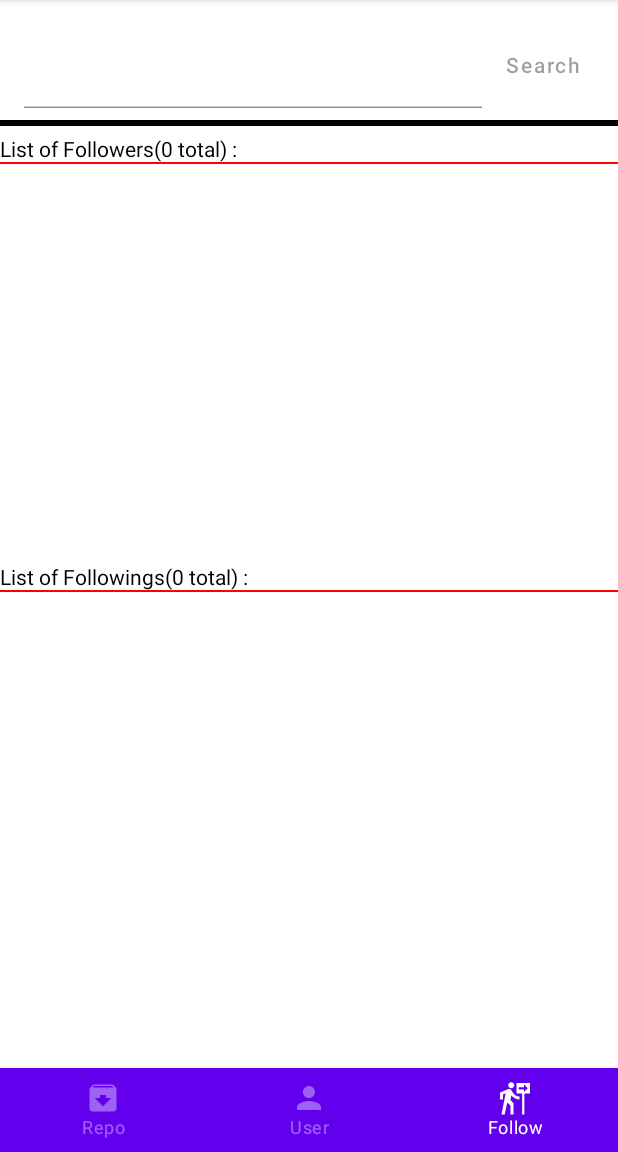
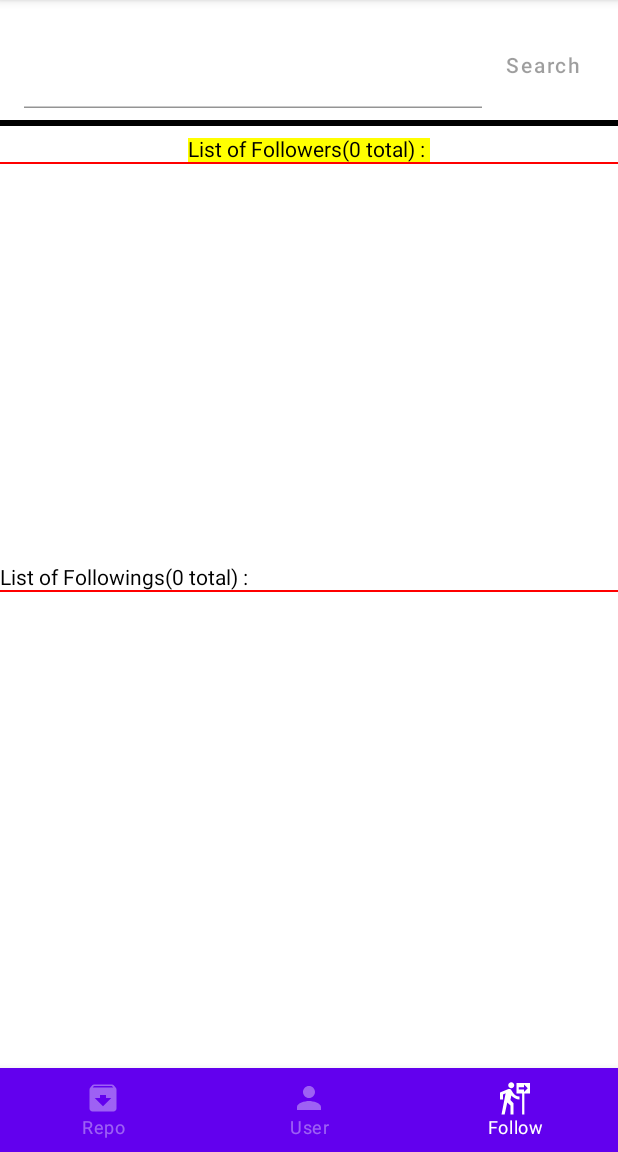
Before and after one commit to oiyio/GithubAndroid, an Android app built with Jetpack Compose: the SearchUserScreen screen opened through its navigation route, item 3 of the bottom bar chosen, on a phone screen of 412 x 824 dp, the part 84-1236 px from its top. Run offline under Robolectric (Android 15) with nearby library versions, the phone set to English and light mode, and no system bars; our stand-ins replace Dagger/Hilt's generated code, livedata-compose.

Commit message:
center text horizontally modifier

```diff
--- a/app/src/main/AndroidManifest.xml
+++ b/app/src/main/AndroidManifest.xml
@@ -2,9 +2,7 @@
 <manifest xmlns:android="http://schemas.android.com/apk/res/android"
     package="com.omeriyioz.github_android">
 
-    <uses-permission android:name="android.permission.ACCESS_NETWORK_STATE" />
     <uses-permission android:name="android.permission.INTERNET" />
-
 
     <application
         android:name="com.omeriyioz.github_android.GithubAndroidApp"
--- a/app/src/main/java/com/omeriyioz/github_android/features/SearchInputComponents.kt
+++ b/app/src/main/java/com/omeriyioz/github_android/features/SearchInputComponents.kt
@@ -1,8 +1,11 @@
 package com.omeriyioz.github_android.features
 
+import androidx.compose.foundation.background
 import androidx.compose.foundation.layout.Column
 import androidx.compose.foundation.layout.Row
+import androidx.compose.foundation.layout.fillMaxWidth
 import androidx.compose.foundation.layout.padding
+import androidx.compose.foundation.layout.wrapContentWidth
 import androidx.compose.foundation.shape.CircleShape
 import androidx.compose.foundation.text.KeyboardActions
 import androidx.compose.foundation.text.KeyboardOptions
@@ -20,6 +23,11 @@ import androidx.compose.ui.graphics.Color
 import androidx.compose.ui.platform.LocalSoftwareKeyboardController
 import androidx.compose.ui.text.input.ImeAction
 import androidx.compose.ui.unit.dp
+
+val centerTextHorizontallyModifier = Modifier
+    .fillMaxWidth()
+    .wrapContentWidth(Alignment.CenterHorizontally) // default parameter is already Alignment.CenterHorizontally, no need to write it.
+    .background(Color.Yellow)
 
 @Composable
 fun SearchInputBox(onItemComplete: (String) -> Unit) {
--- a/app/src/main/java/com/omeriyioz/github_android/features/fragment1/RepoScreen.kt
+++ b/app/src/main/java/com/omeriyioz/github_android/features/fragment1/RepoScreen.kt
@@ -14,6 +14,7 @@ import androidx.compose.runtime.livedata.observeAsState
 import androidx.compose.ui.Modifier
 import androidx.compose.ui.graphics.Color
 import androidx.compose.ui.unit.dp
+import com.omeriyioz.github_android.features.centerTextHorizontallyModifier
 
 @Composable
 fun RepoScreen(
@@ -25,9 +26,10 @@ fun RepoScreen(
 
     Column(modifier = Modifier.fillMaxSize()) {
 
-        // SearchInputBox(onItemComplete = viewModel1::getRepoDTOList)
-
-        Text("List of Repositories(${repoDTOListState.size} total) : ")
+        Text(
+            text = "List of Repositories(${repoDTOListState.size} total) : ",
+            modifier = centerTextHorizontallyModifier
+        )
         Divider(color = Color.Red)
 
         LazyColumn(
--- a/app/src/main/java/com/omeriyioz/github_android/features/fragment2/SearchUserScreen.kt
+++ b/app/src/main/java/com/omeriyioz/github_android/features/fragment2/SearchUserScreen.kt
@@ -14,6 +14,7 @@ import androidx.compose.runtime.livedata.observeAsState
 import androidx.compose.ui.Modifier
 import androidx.compose.ui.graphics.Color
 import androidx.compose.ui.unit.dp
+import com.omeriyioz.github_android.features.centerTextHorizontallyModifier
 
 @Composable
 fun SearchUserScreen(
@@ -26,7 +27,10 @@ fun SearchUserScreen(
 
     Column(modifier = Modifier.fillMaxSize()) {
 
-        Text("List of Users(${userResponseDTO?.total_count}) : ")
+        Text(
+            text = "List of Users(${userResponseDTO?.total_count}) : ",
+            modifier = centerTextHorizontallyModifier
+        )
         Divider(color = Color.Red)
 
         userResponseDTO?.items?.let { userList ->
@@ -50,7 +54,7 @@ fun SearchUserScreen(
         Spacer(modifier = Modifier.height(18.dp))
 
         // user detail below :
-        Text("Details of User oiyio: ")
+        Text(text = "Details of User oiyio: ", modifier = centerTextHorizontallyModifier)
         Divider(color = Color.Red)
         userDetailResponseDTO?.let {
             Text(
--- a/app/src/main/java/com/omeriyioz/github_android/features/fragment3/FollowsScreen.kt
+++ b/app/src/main/java/com/omeriyioz/github_android/features/fragment3/FollowsScreen.kt
@@ -16,6 +16,7 @@ import androidx.compose.ui.Modifier
 import androidx.compose.ui.graphics.Color
 import androidx.compose.ui.unit.dp
 import androidx.hilt.navigation.compose.hiltViewModel
+import com.omeriyioz.github_android.features.centerTextHorizontallyModifier
 
 @Composable
 fun FollowsScreen(
@@ -28,7 +29,10 @@ fun FollowsScreen(
 
     Column(modifier = Modifier.fillMaxSize()) {
 
-        Text("List of Followers(${followerList.size} total) : ")
+        Text(
+            text = "List of Followers(${followerList.size} total) : ",
+            modifier = centerTextHorizontallyModifier
+        )
         Divider(color = Color.Red)
 
         LazyColumn(
```
